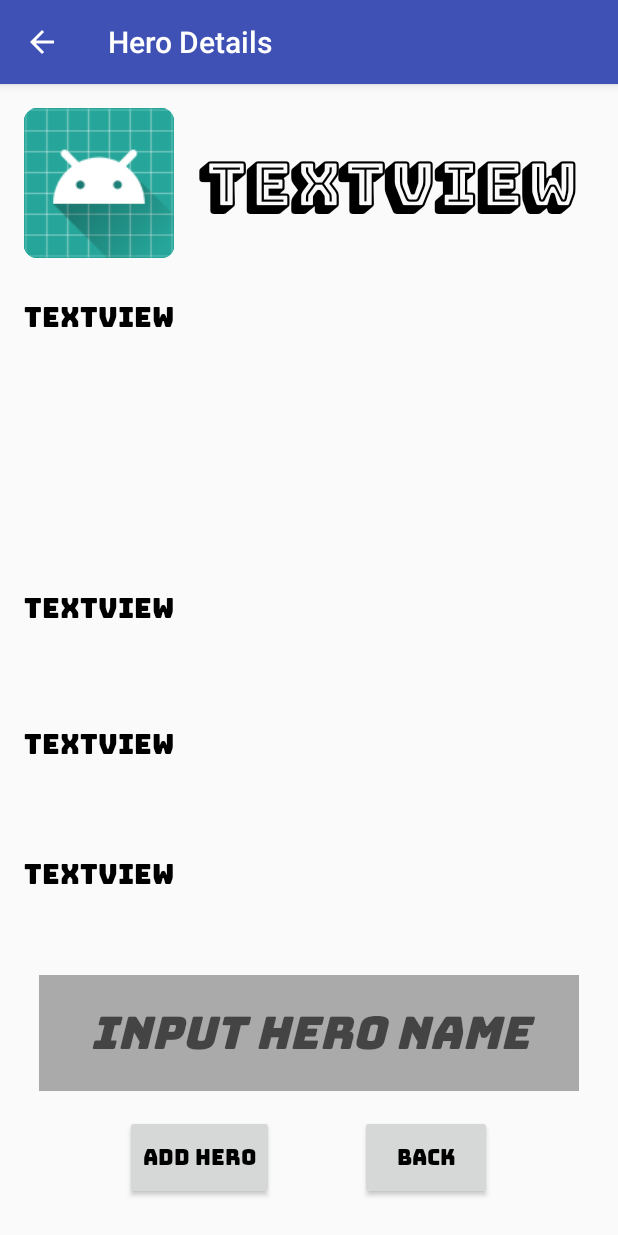
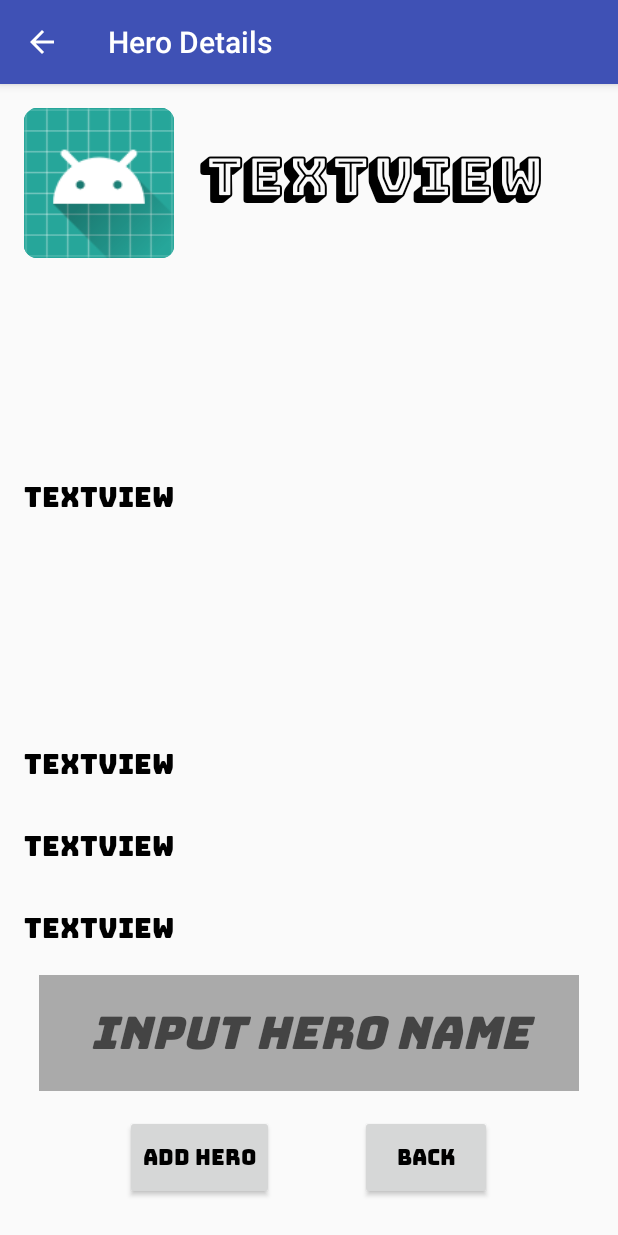
Before and after one commit to Mike-Heneghan/Castle_Quest_Android_App, an Android app: the HeroOptionDetailedActivity screen opened directly, with no data from a screen before it, on a phone screen of 412 x 824 dp. Run offline under Robolectric (Android 15) with nearby library versions, the phone set to English and light mode, and no system bars; 5 statements that could not run were skipped.

Commit message:
Updated formatting of hero detail page.

```diff
--- a/android_project/app/src/main/AndroidManifest.xml
+++ b/android_project/app/src/main/AndroidManifest.xml
@@ -23,12 +23,12 @@
         <activity
             android:name=".DragonCastle.Activities.CharacterSelectionActivity"
             android:label="@string/title_activity_character_selection"
-            android:parentActivityName=".DragonCastle.Activities.DifficultyActivity"
-            ></activity>
+            android:parentActivityName=".DragonCastle.Activities.DifficultyActivity" />
         <activity
             android:name=".DragonCastle.Activities.HeroOptionDetailedActivity"
             android:label="@string/hero_detail_view"
-            android:parentActivityName=".DragonCastle.Activities.CharacterSelectionActivity"></activity>
+            android:parentActivityName=".DragonCastle.Activities.CharacterSelectionActivity" />
+        <activity android:name=".DragonCastle.Activities.FightActivity"></activity>
     </application>
 
 </manifest>
--- a/android_project/app/src/main/res/layout/activity_hero_option_detailed.xml
+++ b/android_project/app/src/main/res/layout/activity_hero_option_detailed.xml
@@ -31,7 +31,7 @@
         android:fontFamily="@font/bungee_shade"
         android:text="TextView"
         android:textColor="@android:color/black"
-        android:textSize="40sp"
+        android:textSize="36sp"
         android:textStyle="bold"
         app:layout_constraintEnd_toEndOf="parent"
         app:layout_constraintHorizontal_bias="0.037"
@@ -42,7 +42,7 @@
         android:id="@+id/heroMove1TextViewId"
         android:layout_width="0dp"
         android:layout_height="wrap_content"
-        android:layout_marginBottom="40dp"
+        android:layout_marginBottom="8dp"
         android:layout_marginEnd="16dp"
         android:layout_marginLeft="16dp"
         android:layout_marginRight="16dp"
@@ -60,7 +60,7 @@
         android:id="@+id/heroMove2TextViewId"
         android:layout_width="0dp"
         android:layout_height="wrap_content"
-        android:layout_marginBottom="44dp"
+        android:layout_marginBottom="8dp"
         android:layout_marginEnd="16dp"
         android:layout_marginLeft="16dp"
         android:layout_marginRight="16dp"
@@ -124,6 +124,7 @@
         android:layout_marginRight="84dp"
         android:layout_marginTop="8dp"
         android:fontFamily="@font/bungee"
+        android:onClick="onBackButtonClicked"
         android:text="@string/back_to_character_list"
         android:textColor="@android:color/black"
         app:layout_constraintBottom_toBottomOf="parent"
@@ -135,6 +136,7 @@
         android:id="@+id/detailedHeroHpTextViewId"
         android:layout_width="0dp"
         android:layout_height="wrap_content"
+        android:layout_marginBottom="12dp"
         android:layout_marginEnd="16dp"
         android:layout_marginLeft="16dp"
         android:layout_marginRight="16dp"
@@ -144,6 +146,7 @@
         android:text="TextView"
         android:textColor="@android:color/black"
         android:textSize="18sp"
+        app:layout_constraintBottom_toTopOf="@+id/detailedHeroTypeDescriptionId"
         app:layout_constraintEnd_toEndOf="parent"
         app:layout_constraintHorizontal_bias="0.0"
         app:layout_constraintStart_toStartOf="parent"
@@ -153,7 +156,7 @@
         android:id="@+id/detailedHeroTypeDescriptionId"
         android:layout_width="0dp"
         android:layout_height="wrap_content"
-        android:layout_marginBottom="44dp"
+        android:layout_marginBottom="8dp"
         android:layout_marginEnd="16dp"
         android:layout_marginLeft="16dp"
         android:layout_marginRight="16dp"
```
Also changed, not shown: android_project/app/src/main/java/com/example/mike/fantasygame/DragonCastle/Activities/FightActivity.java (added, +15 -0 lines), android_project/app/src/main/java/com/example/mike/fantasygame/DragonCastle/Activities/HeroOptionDetailedActivity.java (+13 -5 lines), android_project/app/src/main/res/layout/activity_fight.xml (added, +19 -0 lines).
